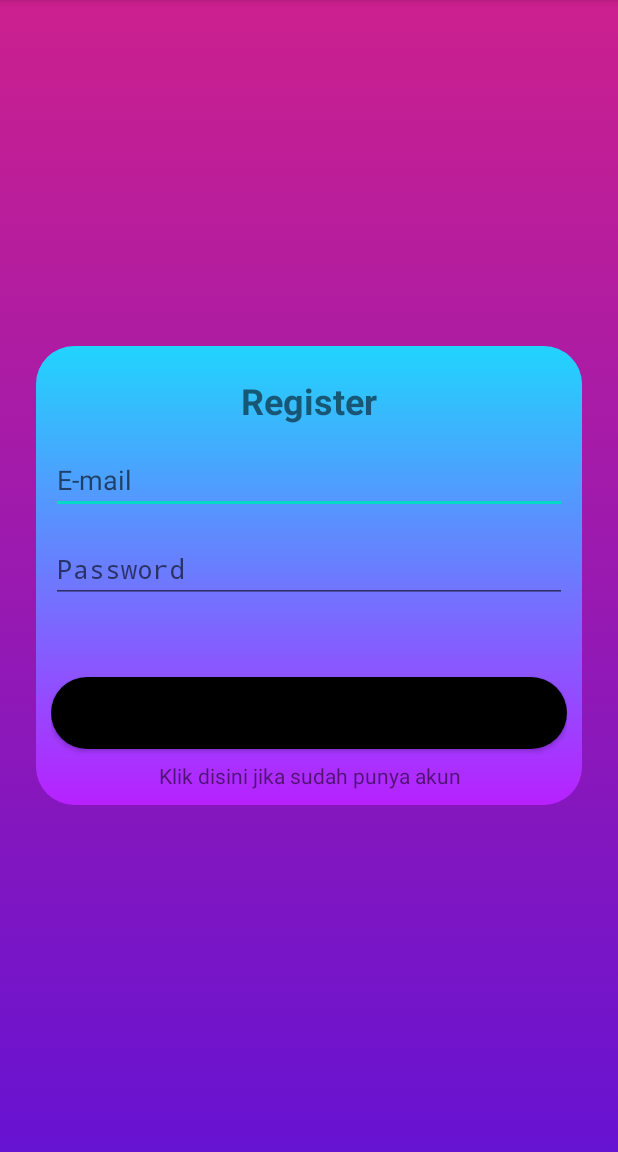
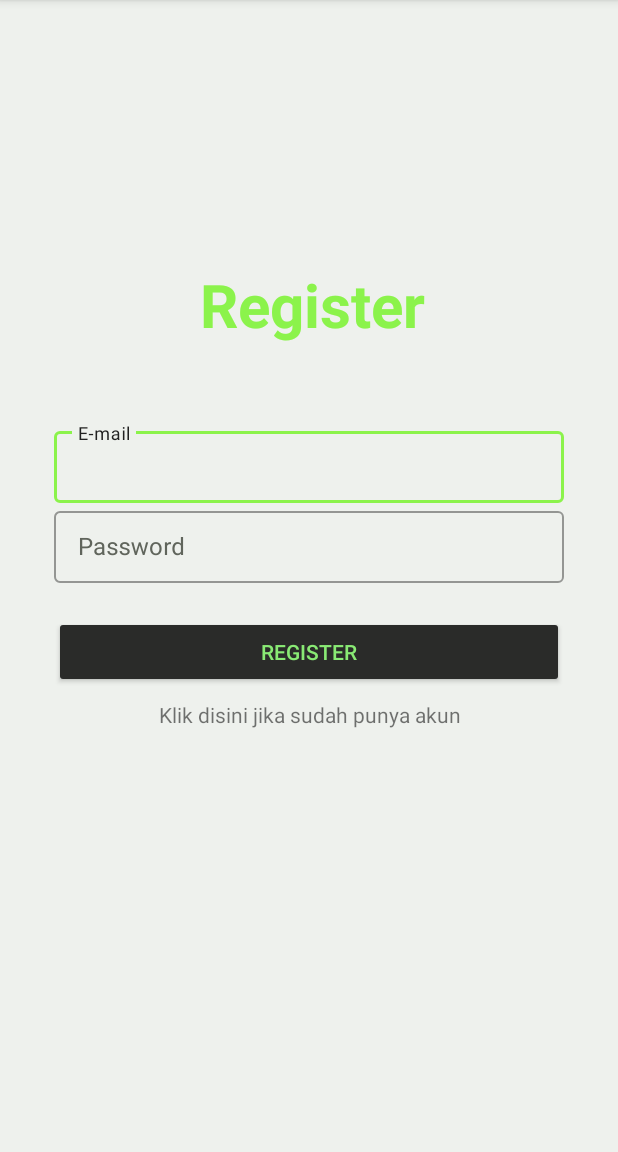
Before and after one commit to lietristan/fitflow1.0, an Android app built with Jetpack Compose: the RegisterActivity screen opened directly, with no data from a screen before it, on a phone screen of 412 x 824 dp, the part 84-1236 px from its top. Run offline under Robolectric (Android 15) with nearby library versions, the phone set to English and light mode, and no system bars; our stand-ins replace Firebase (no records; nobody signed in at launch, a user with empty details on screens opened directly).

Commit message:
login regis

```diff
--- /dev/null
+++ b/app/src/main/res/color/text_input_box_stroke.xml
@@ -0,0 +1,6 @@
+<?xml version="1.0" encoding="utf-8"?>
+<selector xmlns:android="http://schemas.android.com/apk/res/android">
+    <item android:color="#fcc" android:state_focused="true"/>
+    <item android:color="#cfc" android:state_hovered="true"/>
+    <item android:color="#ccf"/>
+</selector>
--- a/app/src/main/res/layout/activity_register.xml
+++ b/app/src/main/res/layout/activity_register.xml
@@ -5,52 +5,117 @@
     android:layout_width="match_parent"
     android:layout_height="match_parent"
     tools:context=".RegisterActivity"
-    android:background="@drawable/gradientbackground"
+    android:background="#EEF1ED"
     android:padding="24dp">
+
+<!--    <LinearLayout-->
+<!--        android:layout_width="match_parent"-->
+<!--        android:layout_height="wrap_content"-->
+<!--        android:layout_centerInParent="true"-->
+<!--        android:background="@drawable/shape"-->
+<!--        android:padding="10dp"-->
+<!--        android:orientation="vertical">-->
+<!--        <TextView-->
+<!--            android:layout_width="match_parent"-->
+<!--            android:layout_height="wrap_content"-->
+<!--            android:layout_marginTop="10dp"-->
+<!--            android:text="Register"-->
+<!--            android:textAlignment="center"-->
+<!--            android:textSize="24dp"-->
+<!--            android:textStyle="bold"/>-->
+<!--        <EditText-->
+<!--            android:layout_width="match_parent"-->
+<!--            android:layout_height="wrap_content"-->
+<!--            android:layout_marginTop="14dp"-->
+<!--            android:hint="E-mail"-->
+<!--            android:id="@+id/edt_email_register"/>-->
+<!--        <EditText-->
+<!--            android:layout_width="match_parent"-->
+<!--            android:layout_height="wrap_content"-->
+<!--            android:layout_marginTop="14dp"-->
+<!--            android:inputType="textPassword"-->
+<!--            android:hint="Password"-->
+<!--            android:id="@+id/edt_password_register"/>-->
+
+<!--        <Button-->
+<!--            android:layout_width="match_parent"-->
+<!--            android:layout_height="wrap_content"-->
+<!--            android:id="@+id/btn_register"-->
+<!--            android:text="Register"-->
+<!--            android:background="@drawable/shape"-->
+<!--            android:layout_marginTop="22dp"-->
+<!--            android:backgroundTint="@color/black"/>-->
+<!--        <TextView-->
+<!--            android:layout_width="match_parent"-->
+<!--            android:layout_height="wrap_content"-->
+<!--            android:text="Klik disini jika sudah punya akun"-->
+<!--            android:textAlignment="center"-->
+<!--            android:layout_marginTop="8dp"-->
+<!--            android:id="@+id/tv_register"/>-->
+<!--    </LinearLayout>-->
+
+    <TextView
+        android:layout_width="match_parent"
+        android:layout_height="wrap_content"
+        android:layout_marginStart="4dp"
+        android:layout_marginTop="152dp"
+        android:text="Register"
+        android:textAlignment="center"
+        android:textColor="#8BF34B"
+        android:textSize="40dp"
+        android:textStyle="bold"
+        app:layout_constraintStart_toStartOf="parent"
+        app:layout_constraintTop_toTopOf="parent" />
 
     <LinearLayout
         android:layout_width="match_parent"
         android:layout_height="wrap_content"
-        android:layout_centerInParent="true"
-        android:background="@drawable/shape"
+        android:layout_centerHorizontal="true"
+        android:layout_centerVertical="true"
+        android:layout_marginStart="4dp"
+        android:layout_marginBottom="180dp"
+        android:orientation="vertical"
         android:padding="10dp"
-        android:orientation="vertical">
-        <TextView
+        app:layout_constraintBottom_toBottomOf="parent"
+        app:layout_constraintStart_toStartOf="parent">
+
+        <com.google.android.material.textfield.TextInputLayout
+            style="@style/LoginTextInputLayoutStyle"
             android:layout_width="match_parent"
             android:layout_height="wrap_content"
-            android:layout_marginTop="10dp"
-            android:text="Register"
-            android:textAlignment="center"
-            android:textSize="24dp"
-            android:textStyle="bold"/>
-        <EditText
+            android:textColorHint="#566050"
+            >
+
+            <com.google.android.material.textfield.TextInputEditText
+                android:id="@+id/edt_email_register"
+                android:layout_width="match_parent"
+                android:layout_height="48dp"
+                android:hint="E-mail"
+                />
+        </com.google.android.material.textfield.TextInputLayout>
+
+        <com.google.android.material.textfield.TextInputLayout
             android:layout_width="match_parent"
             android:layout_height="wrap_content"
-            android:layout_marginTop="14dp"
-            android:hint="E-mail"
-            android:id="@+id/edt_email_register"/>
-        <EditText
+            android:textColorHint="#60655C"
+            style="@style/Widget.MaterialComponents.TextInputLayout.OutlinedBox">
+
+            <com.google.android.material.textfield.TextInputEditText
+                android:layout_width="match_parent"
+                android:id="@+id/edt_password_register"
+                android:layout_height="48dp"
+                android:hint="Password" />
+        </com.google.android.material.textfield.TextInputLayout>
+
+        <Button
+            android:id="@+id/btn_register"
             android:layout_width="match_parent"
             android:layout_height="wrap_content"
-            android:layout_marginTop="14dp"
-            android:inputType="textPassword"
-            android:hint="Password"
-            android:id="@+id/edt_password_register"/>
+            android:layout_marginTop="22dp"
+            android:backgroundTint="#2A2B29"
+            android:text="Register"
+            android:textColor="#89EA74"/>
 
-        <TextView
-            android:layout_width="match_parent"
-            android:layout_height="wrap_content"
-            android:textAlignment="textEnd"
-            android:layout_marginTop="8dp"
-            android:id="@+id/forgot_password"/>
-        <Button
-            android:layout_width="match_parent"
-            android:layout_height="wrap_content"
-            android:id="@+id/btn_register"
-            android:text="Register"
-            android:background="@drawable/shape"
-            android:layout_marginTop="22dp"
-            android:backgroundTint="@color/black"/>
         <TextView
             android:layout_width="match_parent"
             android:layout_height="wrap_content"
@@ -58,5 +123,6 @@
             android:textAlignment="center"
             android:layout_marginTop="8dp"
             android:id="@+id/tv_register"/>
+
     </LinearLayout>
 </RelativeLayout>
--- a/app/src/main/res/values/colors.xml
+++ b/app/src/main/res/values/colors.xml
@@ -8,5 +8,4 @@
     <color name="black">#FF000000</color>
     <color name="white">#FFFFFFFF</color>
     <color name="lime_green">#FF8BF34B</color>
-    <color name="mtrl_textinput_default_box_stroke_color">#FF8BF34B</color>
 </resources>
--- a/app/src/main/res/values/styles.xml
+++ b/app/src/main/res/values/styles.xml
@@ -11,10 +11,11 @@
         <item name="android:background">@android:color/transparent</item>
     </style>
 
-    <style name="TextInputLayoutStyle" parent="Widget.MaterialComponents.TextInputLayout.OutlinedBox.Dense">
+    <style name="LoginTextInputLayoutStyle" parent="Widget.MaterialComponents.TextInputLayout.OutlinedBox.Dense">
         <item name="boxStrokeColor">@color/lime_green</item>
-        <item name="boxStrokeWidth">2dp</item>
     </style>
 
 
+
+
 </resources>
```
Also changed, not shown: app/src/main/java/com/example/fitflow10/HomeFragment.kt (deleted, +0 -59 lines), app/src/main/java/com/example/fitflow10/MainActivity.kt (deleted, +0 -11 lines), app/src/main/java/com/example/fitflow10/TestFragment.kt (deleted, +0 -59 lines), app/src/main/java/com/example/project/LoginActivity.kt (+46 -5 lines), app/src/main/res/layout/activity_login.xml (+16 -36 lines), gradle/wrapper/gradle-wrapper.properties.
